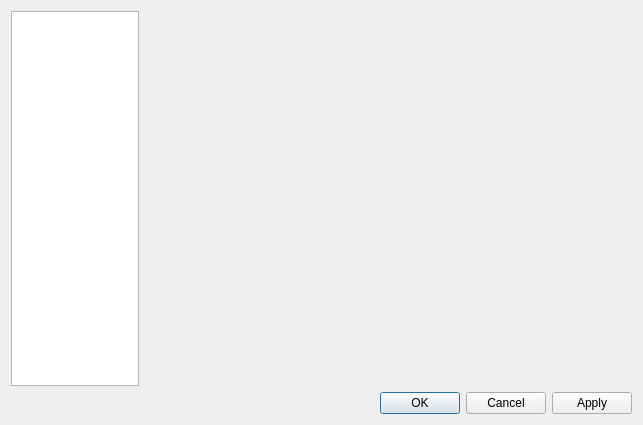
The window that preferencesdialog.ui (Alir3z4/yoDownet) describes before a commit, drawn with Qt 5.
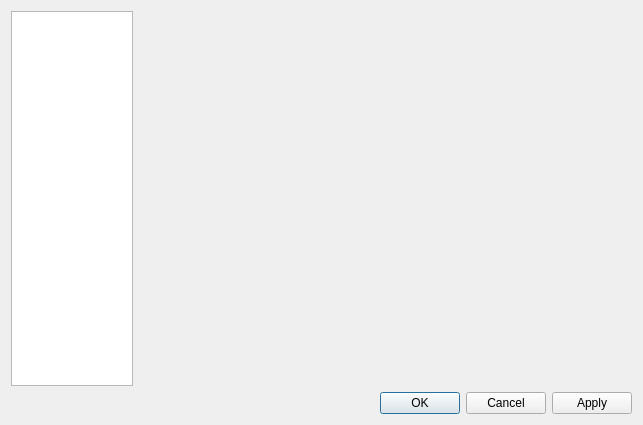
The same window after the commit.

Commit message: change width to 128 for better look sake

```diff
--- a/preferencesdialog.ui
+++ b/preferencesdialog.ui
@@ -36,7 +36,7 @@
      </property>
      <property name="maximumSize">
       <size>
-       <width>128</width>
+       <width>122</width>
        <height>16777215</height>
       </size>
      </property>
```
